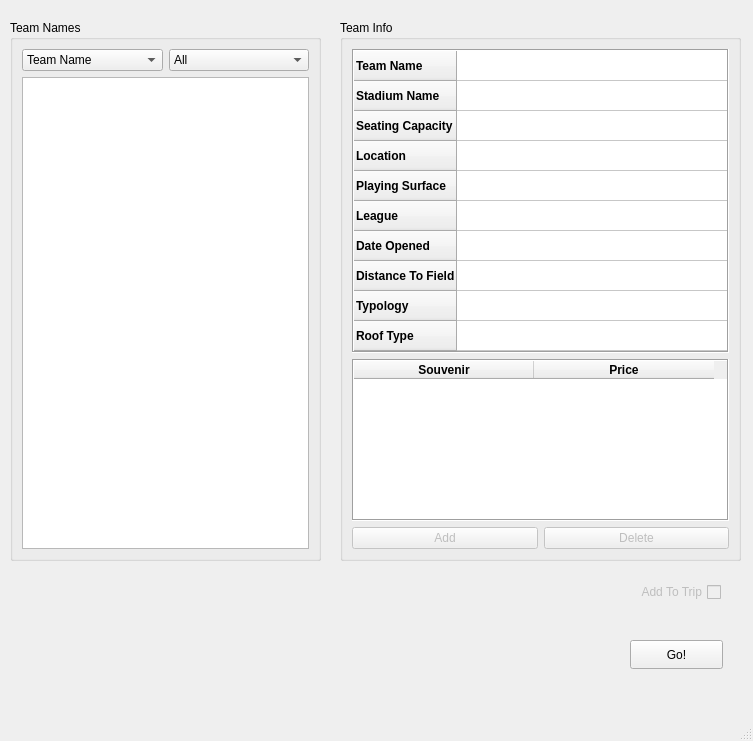
Old version of the form mainwindow.ui in the repository DonovanFoley/CS1DProject2.
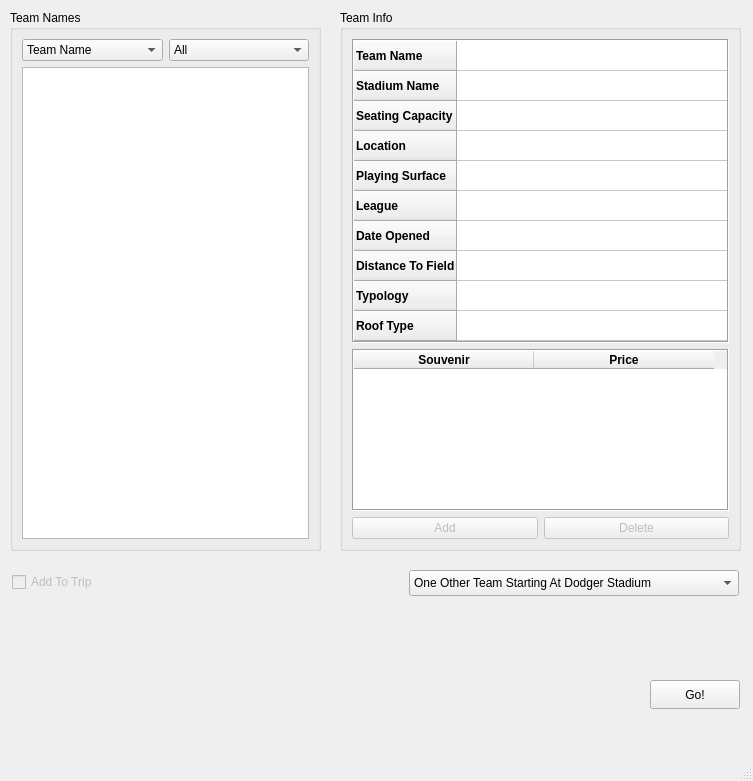
New version of the form.

```diff
--- a/mainwindow.ui
+++ b/mainwindow.ui
@@ -7,7 +7,7 @@
     <x>0</x>
     <y>0</y>
     <width>753</width>
-    <height>741</height>
+    <height>781</height>
    </rect>
   </property>
   <property name="windowTitle">
@@ -18,7 +18,7 @@
     <property name="geometry">
      <rect>
       <x>10</x>
-      <y>20</y>
+      <y>10</y>
       <width>311</width>
       <height>541</height>
      </rect>
@@ -99,7 +99,7 @@
     <property name="geometry">
      <rect>
       <x>340</x>
-      <y>20</y>
+      <y>10</y>
       <width>401</width>
       <height>541</height>
      </rect>
@@ -391,9 +391,9 @@
    <widget class="QPushButton" name="pushButton_go">
     <property name="geometry">
      <rect>
-      <x>630</x>
-      <y>640</y>
-      <width>93</width>
+      <x>650</x>
+      <y>680</y>
+      <width>90</width>
       <height>29</height>
      </rect>
     </property>
@@ -407,14 +407,14 @@
     </property>
     <property name="geometry">
      <rect>
-      <x>610</x>
-      <y>580</y>
+      <x>12</x>
+      <y>570</y>
       <width>111</width>
       <height>24</height>
      </rect>
     </property>
     <property name="layoutDirection">
-     <enum>Qt::RightToLeft</enum>
+     <enum>Qt::LeftToRight</enum>
     </property>
     <property name="text">
      <string>Add To Trip</string>
@@ -427,14 +427,52 @@
     <property name="geometry">
      <rect>
       <x>20</x>
-      <y>580</y>
-      <width>551</width>
+      <y>620</y>
+      <width>591</width>
       <height>91</height>
      </rect>
     </property>
+    <property name="font">
+     <font>
+      <pointsize>8</pointsize>
+     </font>
+    </property>
     <property name="text">
      <string/>
     </property>
+    <property name="wordWrap">
+     <bool>true</bool>
+    </property>
+   </widget>
+   <widget class="QComboBox" name="comboBox_tripType">
+    <property name="geometry">
+     <rect>
+      <x>409</x>
+      <y>570</y>
+      <width>330</width>
+      <height>26</height>
+     </rect>
+    </property>
+    <item>
+     <property name="text">
+      <string>One Other Team Starting At Dodger Stadium</string>
+     </property>
+    </item>
+    <item>
+     <property name="text">
+      <string>Order Specified Using Shortest Path</string>
+     </property>
+    </item>
+    <item>
+     <property name="text">
+      <string>All Teams Starting At Marlins Park</string>
+     </property>
+    </item>
+    <item>
+     <property name="text">
+      <string>Recursively Choose The Closest Team</string>
+     </property>
+    </item>
    </widget>
   </widget>
   <widget class="QMenuBar" name="menubar">
```
